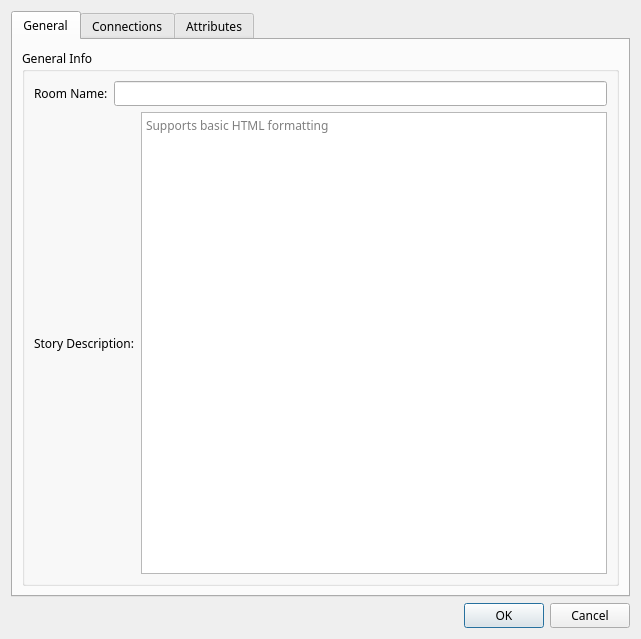
Qt form MasterForge/Properties.ui (BuildingaMaster/AdventureGame) before a commit.
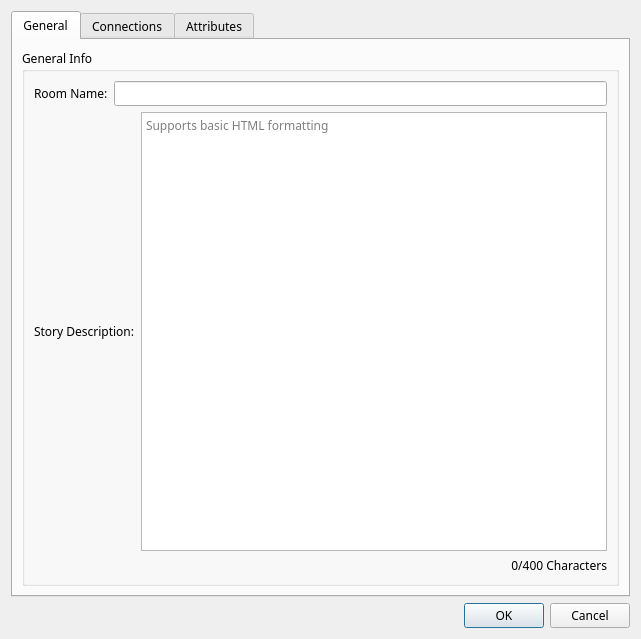
The same form after that commit.

Commit message: MBUILD-50 Restrict Description and fix connections

Patch:
```diff
--- a/MasterForge/Properties.ui
+++ b/MasterForge/Properties.ui
@@ -76,6 +76,16 @@
             </item>
            </layout>
           </item>
+          <item>
+           <widget class="QLabel" name="CharLimitLabel">
+            <property name="text">
+             <string>0/400 Characters</string>
+            </property>
+            <property name="alignment">
+             <set>Qt::AlignRight|Qt::AlignTrailing|Qt::AlignVCenter</set>
+            </property>
+           </widget>
+          </item>
          </layout>
         </widget>
        </item>
```
The commit also changes 2 other files.
